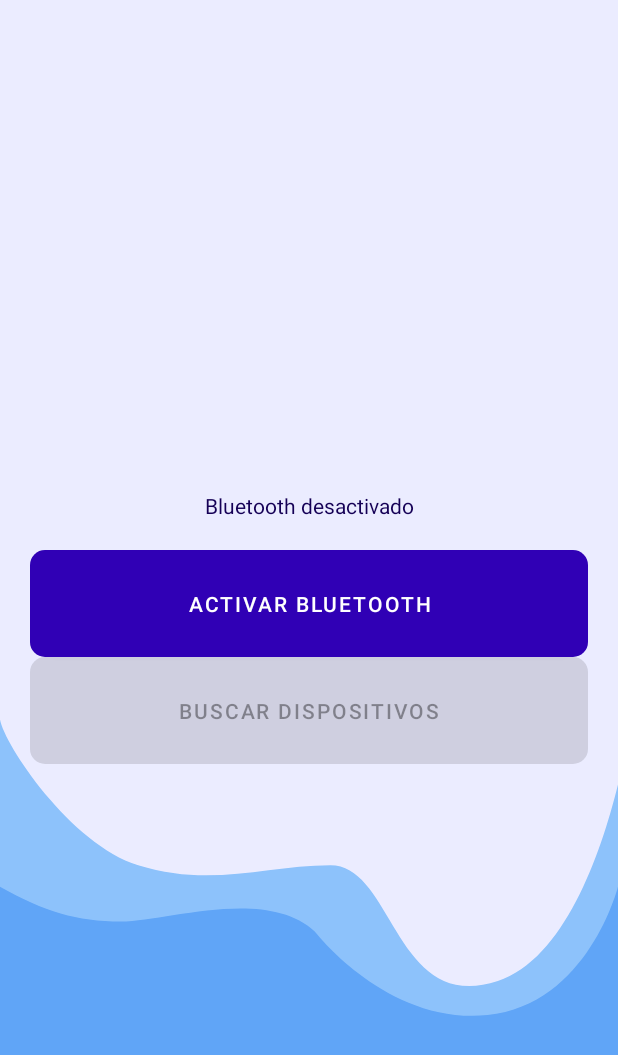
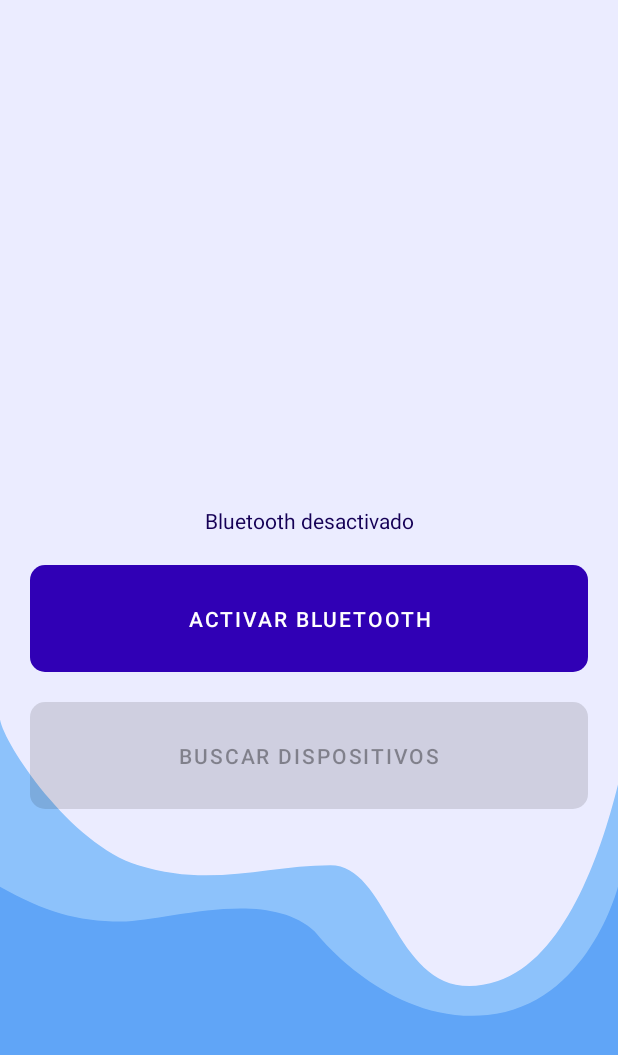
Before and after one commit to joniaranguri/AdvancedOperatingSystems-2022-2Q, an Android app: the PairActivity screen opened directly, with no data from a screen before it, on a phone screen of 412 x 824 dp. Shown: the top 1055 px of the screen. Run offline under Robolectric (Android 15) with nearby library versions, the phone set to English and light mode, and no system bars.

Commit message:
fix: Changing app icon and adding missing margin

```diff
--- /dev/null
+++ b/TP2/Android/app/src/main/res/drawable/ic_icon.xml
@@ -0,0 +1,5 @@
+<vector android:height="24dp" android:tint="#444979"
+    android:viewportHeight="24" android:viewportWidth="24"
+    android:width="24dp" xmlns:android="http://schemas.android.com/apk/res/android">
+    <path android:fillColor="@android:color/white" android:pathData="M17.66,7.93L12,2.27 6.34,7.93c-3.12,3.12 -3.12,8.19 0,11.31C7.9,20.8 9.95,21.58 12,21.58c2.05,0 4.1,-0.78 5.66,-2.34 3.12,-3.12 3.12,-8.19 0,-11.31zM12,19.59c-1.6,0 -3.11,-0.62 -4.24,-1.76C6.62,16.69 6,15.19 6,13.59s0.62,-3.11 1.76,-4.24L12,5.1v14.49z"/>
+</vector>
--- a/TP2/Android/app/src/main/res/layout/activity_pair.xml
+++ b/TP2/Android/app/src/main/res/layout/activity_pair.xml
@@ -25,7 +25,6 @@
         android:layout_height="wrap_content"
         android:background="@drawable/button_background_round"
         android:padding="20dp"
-        android:layout_marginBottom="20dp"
         android:text="@string/activate_bluetooth"
         app:layout_constraintBottom_toBottomOf="parent"
         app:layout_constraintLeft_toLeftOf="parent"
@@ -36,6 +35,7 @@
         android:id="@+id/pair_activity_search_btn"
         android:layout_width="match_parent"
         android:layout_height="wrap_content"
+        android:layout_marginTop="20dp"
         android:background="@drawable/button_background_round"
         android:enabled="false"
         android:padding="20dp"
```
